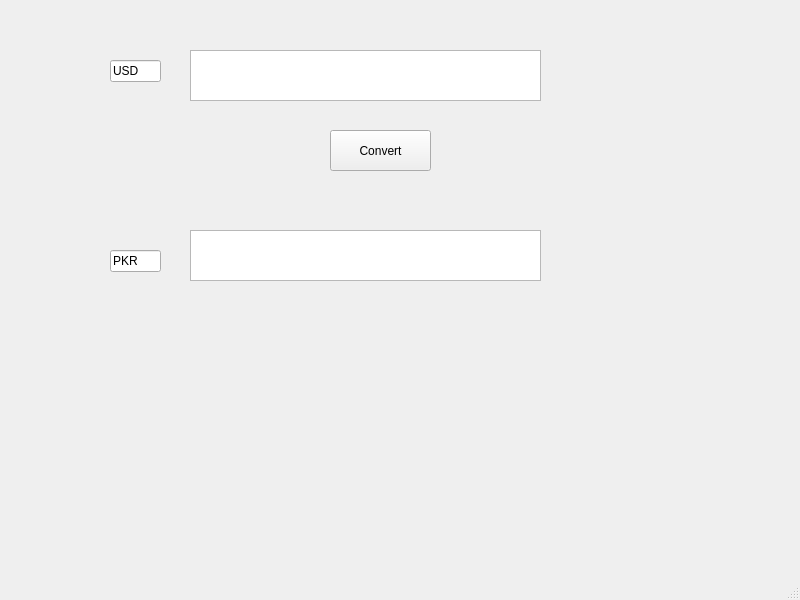
Old version of the form currencyconvertermainwindow.ui in the repository talha1230/Hello_World_Calculator.
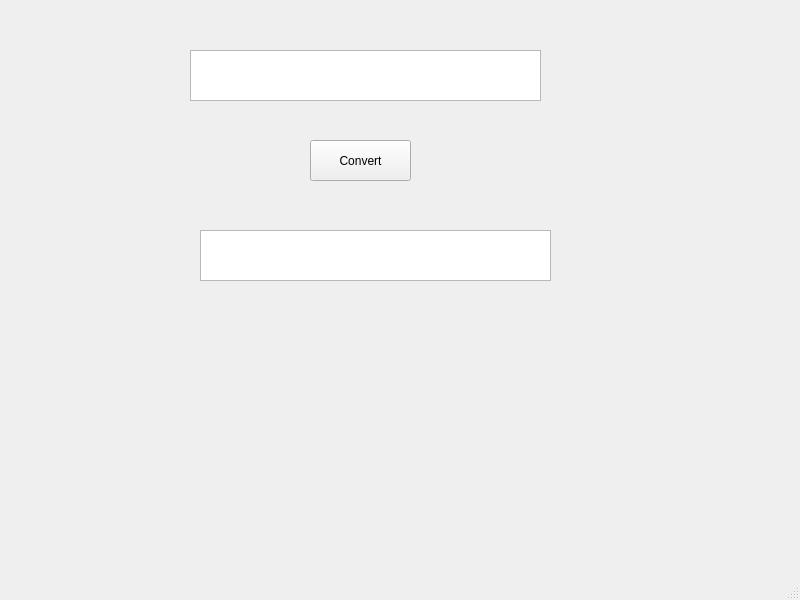
New version of the form.

The edit to the form file:
```diff
--- a/currencyconvertermainwindow.ui
+++ b/currencyconvertermainwindow.ui
@@ -27,8 +27,8 @@
    <widget class="QPushButton" name="currencyButton">
     <property name="geometry">
      <rect>
-      <x>330</x>
-      <y>130</y>
+      <x>310</x>
+      <y>140</y>
       <width>101</width>
       <height>41</height>
      </rect>
@@ -40,37 +40,14 @@
    <widget class="QTextEdit" name="pkr">
     <property name="geometry">
      <rect>
-      <x>190</x>
+      <x>200</x>
       <y>230</y>
       <width>351</width>
       <height>51</height>
      </rect>
     </property>
-   </widget>
-   <widget class="QLineEdit" name="lineEdit">
-    <property name="geometry">
-     <rect>
-      <x>110</x>
-      <y>60</y>
-      <width>51</width>
-      <height>22</height>
-     </rect>
-    </property>
-    <property name="text">
-     <string>USD</string>
-    </property>
-   </widget>
-   <widget class="QLineEdit" name="lineEdit_2">
-    <property name="geometry">
-     <rect>
-      <x>110</x>
-      <y>250</y>
-      <width>51</width>
-      <height>22</height>
-     </rect>
-    </property>
-    <property name="text">
-     <string>PKR</string>
+    <property name="acceptRichText">
+     <bool>true</bool>
     </property>
    </widget>
   </widget>
```
Left out of the diff: 6 changed lines with no effect on the pictures.
